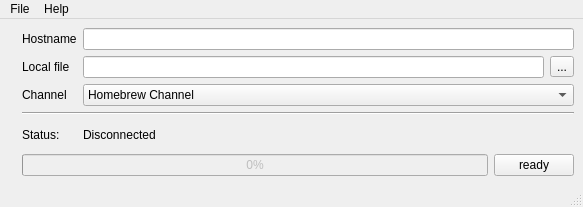
This is c++/forms/mainform.ui in dev-0x7C6/qwiiload as Qt 5 draws it before an edit. The edited form follows.
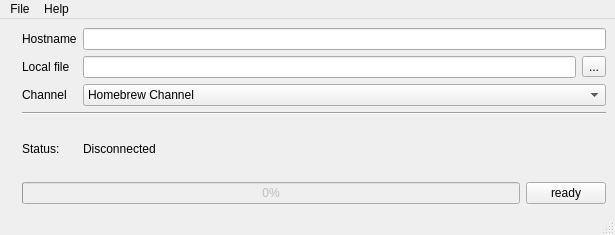
This is the edited form. Icons and pictures are not drawn.

```diff
--- a/c++/forms/mainform.ui
+++ b/c++/forms/mainform.ui
@@ -5,8 +5,8 @@
    <rect>
     <x>0</x>
     <y>0</y>
-    <width>583</width>
-    <height>207</height>
+    <width>615</width>
+    <height>235</height>
    </rect>
   </property>
   <property name="windowTitle" >
@@ -158,7 +158,7 @@
     <rect>
      <x>0</x>
      <y>0</y>
-     <width>583</width>
+     <width>615</width>
      <height>26</height>
     </rect>
    </property>
```
Left out of the diff: 18 changed lines with no effect on the pictures.
